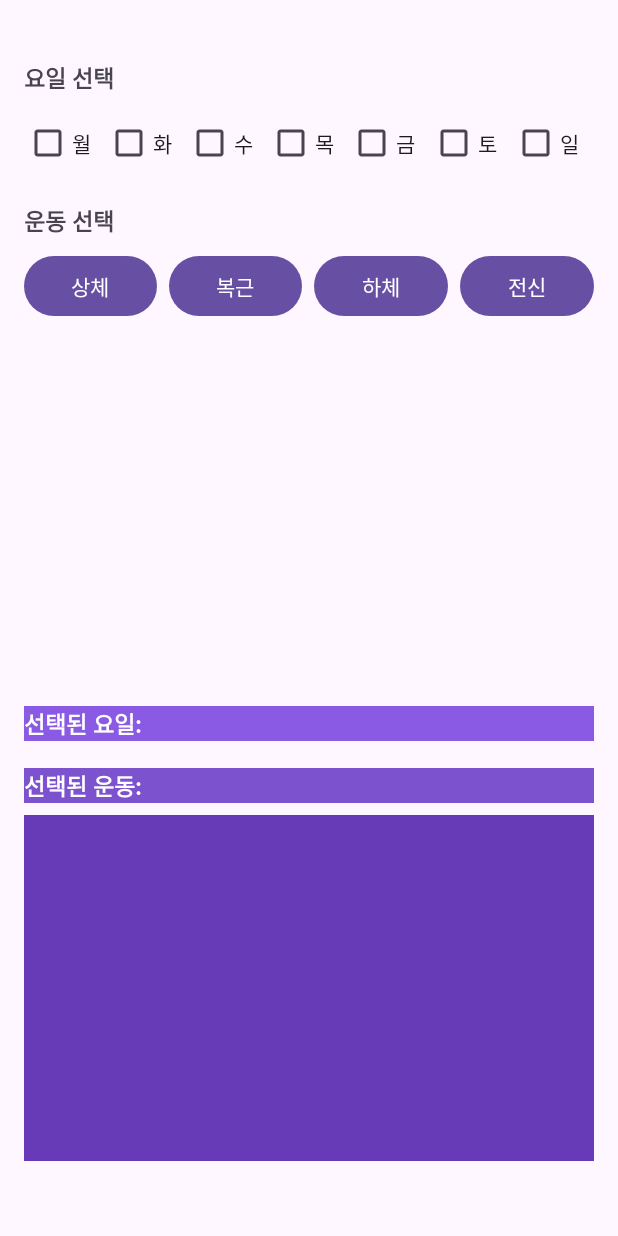
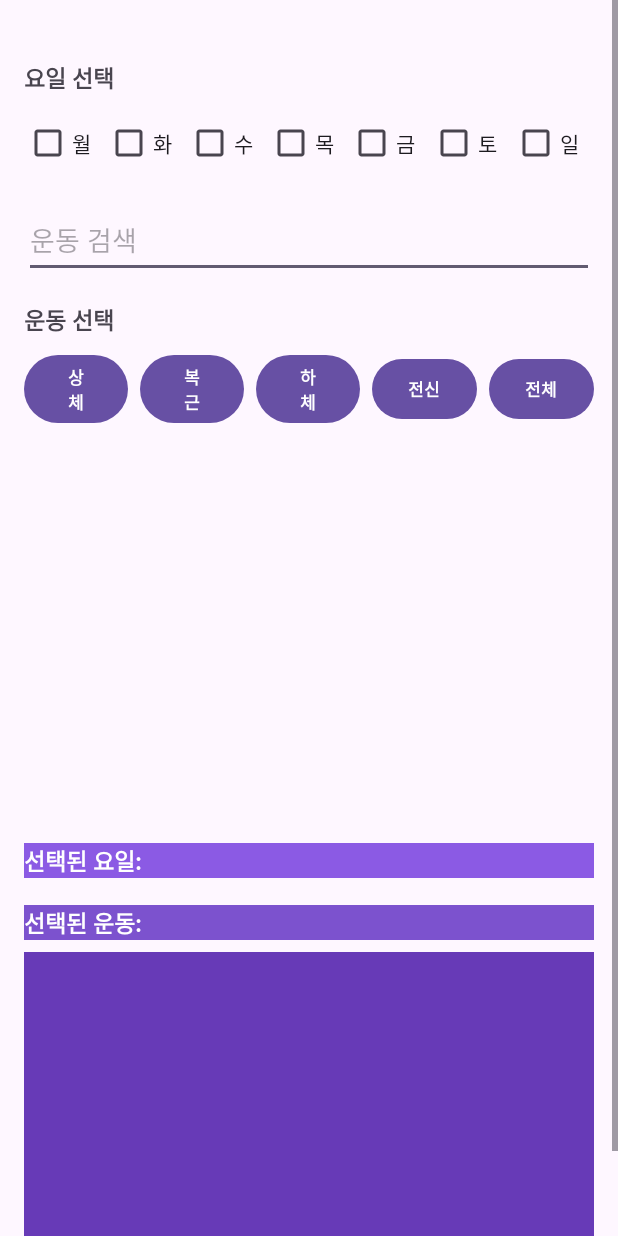
Before and after one commit to hyemsnail/SWU_GURU2_Android_App, an Android app: the layout activity_select_exercise.xml on its own in the app's theme, with its tools: preview values and no code run, on a phone screen of 412 x 824 dp. Run offline under Robolectric (Android 15) with nearby library versions, the phone set to English and light mode, and no system bars.

Commit message:
선택화면 수정

```diff
--- a/app/src/main/res/layout/activity_select_exercise.xml
+++ b/app/src/main/res/layout/activity_select_exercise.xml
@@ -1,15 +1,19 @@
 <?xml version="1.0" encoding="utf-8"?>
-<LinearLayout xmlns:android="http://schemas.android.com/apk/res/android"
+<ScrollView xmlns:android="http://schemas.android.com/apk/res/android"
     xmlns:app="http://schemas.android.com/apk/res-auto"
     xmlns:tools="http://schemas.android.com/tools"
     android:layout_width="match_parent"
     android:layout_height="match_parent"
+    tools:context=".SelectExercise">
+
+    <LinearLayout
+        android:layout_width="match_parent"
+        android:layout_height="wrap_content"
         android:orientation="vertical"
         android:paddingLeft="16dp"
+        android:paddingRight="16dp"
         android:paddingTop="40dp"
-    android:paddingRight="16dp"
-    android:paddingBottom="50dp"
-    tools:context=".SelectExercise">
+        android:paddingBottom="50dp">
 
         <TextView
             android:layout_width="match_parent"
@@ -76,6 +80,14 @@
                 android:text="일" />
         </LinearLayout>
 
+        <EditText
+            android:id="@+id/searchEditText"
+            android:layout_width="match_parent"
+            android:layout_height="50dp"
+            android:hint="운동 검색"
+            android:inputType="text"
+            android:layout_marginBottom="16dp"/>
+
         <TextView
             android:layout_width="match_parent"
             android:layout_height="wrap_content"
@@ -98,7 +110,9 @@
                 android:layout_height="wrap_content"
                 android:layout_marginEnd="8dp"
                 android:layout_weight="1"
-            android:text="상체" />
+                android:text="상체"
+                android:textSize="11sp"
+                android:textStyle="bold" />
 
             <Button
                 android:id="@+id/btn_abs"
@@ -106,7 +120,9 @@
                 android:layout_height="wrap_content"
                 android:layout_marginEnd="8dp"
                 android:layout_weight="1"
-            android:text="복근" />
+                android:text="복근"
+                android:textSize="11sp"
+                android:textStyle="bold"/>
 
             <Button
                 android:id="@+id/btn_lower_body"
@@ -114,23 +130,37 @@
                 android:layout_height="wrap_content"
                 android:layout_marginEnd="8dp"
                 android:layout_weight="1"
-            android:text="하체" />
+                android:text="하체"
+                android:textSize="11sp"
+                android:textStyle="bold"/>
 
             <Button
                 android:id="@+id/btn_full_body"
                 android:layout_width="0dp"
                 android:layout_height="wrap_content"
+                android:layout_marginEnd="8dp"
                 android:layout_weight="1"
-            android:text="전신" />
+                android:text="전신"
+                android:textSize="11sp"
+                android:textStyle="bold"/>
+
+            <Button
+                android:id="@+id/btn_all_exercises"
+                android:layout_width="0dp"
+                android:layout_height="wrap_content"
+                android:layout_weight="1"
+                android:text="전체"
+                android:textSize="11sp"
+                android:textStyle="bold"/>
 
         </LinearLayout>
 
         <androidx.recyclerview.widget.RecyclerView
             android:id="@+id/recycler_view_exercises"
             android:layout_width="match_parent"
-        android:layout_height="0dp"
-        android:layout_weight="1"
-        android:scrollbars="vertical" />
+            android:layout_height="250dp"
+            android:scrollbars="vertical"
+            android:nestedScrollingEnabled="true"/>
 
         <TextView
             android:id="@+id/tv_selected_days"
@@ -159,10 +189,9 @@
         <androidx.recyclerview.widget.RecyclerView
             android:id="@+id/recycler_view_selected_exercises"
             android:layout_width="match_parent"
-        android:layout_height="0dp"
-        android:layout_weight="1"
+            android:layout_height="200dp"
             android:background="#673AB7"
             android:backgroundTint="#673AB7"
             android:scrollbars="vertical" />
-
     </LinearLayout>
+</ScrollView>
```
Also changed, not shown: app/src/main/java/com/example/swu_guru2_android_app/ExerciseAdapter.kt (+7 -2 lines), app/src/main/java/com/example/swu_guru2_android_app/SelectExercise.kt (+158 -23 lines). Lines whose indentation alone changed are shown as unchanged.
